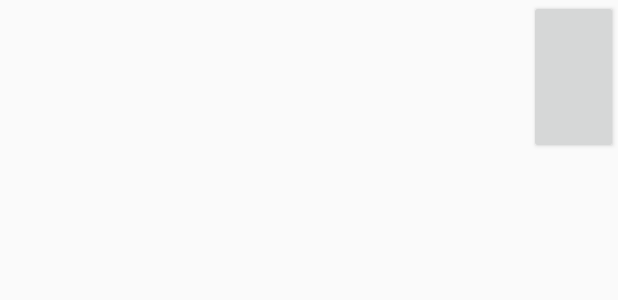
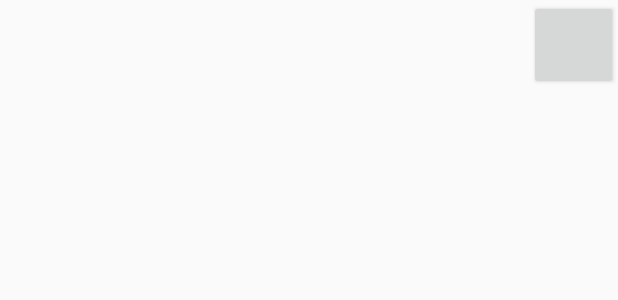
Before and after one commit to TWKiwi/SearchYourSide, an Android app: the layout list_view_object.xml on its own in the app's theme, with its tools: preview values and no code run, on a phone screen of 412 x 824 dp. Shown: the top 300 px of the screen. Run offline under Robolectric (Android 15) with nearby library versions, the phone set to English and light mode, and no system bars.

Commit message:
終於!!

```diff
--- a/app/src/main/res/layout/list_view_object.xml
+++ b/app/src/main/res/layout/list_view_object.xml
@@ -5,8 +5,7 @@
 
     <TableRow
         android:layout_width="match_parent"
-        android:layout_height="0dp"
-        android:layout_weight="1"
+        android:layout_height="60dp"
         android:orientation="horizontal">
 
         <ImageView
@@ -29,8 +28,4 @@
 
     </TableRow>
 
-    <TableRow
-        android:layout_width="match_parent"
-        android:layout_height="0dp"
-        android:layout_weight="7"></TableRow>
 </LinearLayout>
```
Also changed, not shown: app/src/main/java/com/power/kiwi/searchyourside/LazyChargeActivity.java (+19 -7 lines).
